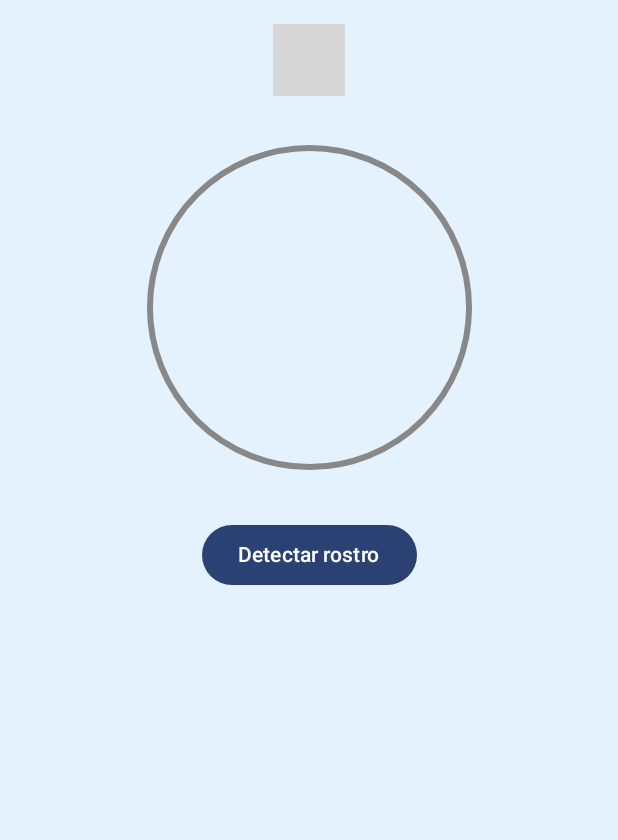
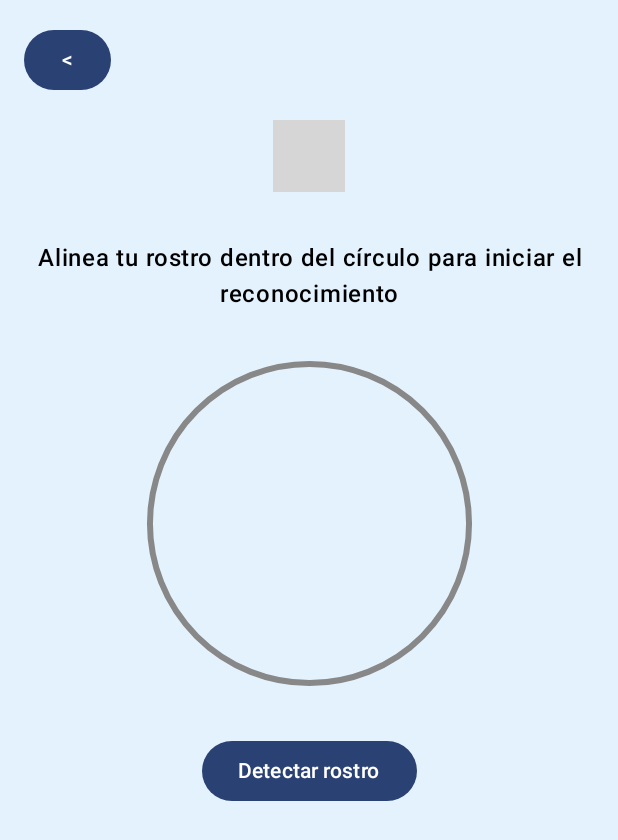
Before and after one commit to pametoro/apoyoEmocional, an Android app built with Jetpack Compose: the RecFacialScreen screen opened through its navigation route, on a phone screen of 412 x 824 dp. Shown: the top 840 px of the screen. Run offline under Robolectric (Android 15) with nearby library versions, the phone set to English and light mode, and no system bars; libraries missing offline, so code that uses them is left out: com.google.mlkit.vision; 2 statements that could not run were skipped; grey boxes are pictures that could not be loaded.

Commit message:
se crea reconocimiento facial

```diff
--- a/app/src/main/java/com/example/apoyoemocional/MainActivity.kt
+++ b/app/src/main/java/com/example/apoyoemocional/MainActivity.kt
@@ -60,8 +60,9 @@ class MainActivity : ComponentActivity() {
                         ResumenScreen(navController, usuarioViewModel)
                     }
                     composable("reconocimiento") {
-                        RecFacialScreen(viewModel = recFacialViewModel)
+                        RecFacialScreen(navController = navController, viewModel = recFacialViewModel)
                     }
+
                     composable("perfil") {
                         PerfilScreen(navController, perfilViewModel)
                     }
--- a/app/src/main/java/com/example/apoyoemocional/view/EmocionScreen.kt
+++ b/app/src/main/java/com/example/apoyoemocional/view/EmocionScreen.kt
@@ -18,7 +18,8 @@ import java.nio.charset.StandardCharsets
 
 @OptIn(ExperimentalMaterial3Api::class)
 @Composable
-fun EmocionScreen(navController: NavController, viewModel: EmocionViewModel, nombreRegistro: String) {
+fun EmocionScreen(navController: NavController, viewModel: EmocionViewModel) {
+    val nombreRegistro = null
     LaunchedEffect(nombreRegistro) {
         viewModel.actualizarNombre(nombreRegistro)
     }
--- a/app/src/main/java/com/example/apoyoemocional/view/RecFacialScreen.kt
+++ b/app/src/main/java/com/example/apoyoemocional/view/RecFacialScreen.kt
@@ -1,5 +1,6 @@
 package com.example.apoyoemocional.view
 
+import android.R.attr.navigationIcon
 import android.graphics.BitmapFactory
 import androidx.compose.foundation.Canvas
 import androidx.compose.foundation.background
@@ -12,13 +13,16 @@ import androidx.compose.ui.Modifier
 import androidx.compose.ui.graphics.Color
 import androidx.compose.ui.graphics.drawscope.Stroke
 import androidx.compose.ui.platform.LocalContext
+import androidx.compose.ui.text.font.FontWeight
+import androidx.compose.ui.text.style.TextAlign
 import androidx.compose.ui.unit.dp
+import androidx.compose.ui.unit.sp
+import androidx.navigation.NavController
 import com.example.apoyoemocional.viewModel.RecFacialViewModel
 import com.google.mlkit.vision.common.InputImage
 import com.example.apoyoemocional.R
-
 @Composable
-fun RecFacialScreen(viewModel: RecFacialViewModel) {
+fun RecFacialScreen(navController: NavController, viewModel: RecFacialViewModel) {
     val faces by viewModel.faces.collectAsState()
     val error by viewModel.error.collectAsState()
     val context = LocalContext.current
@@ -30,10 +34,30 @@ fun RecFacialScreen(viewModel: RecFacialViewModel) {
             .padding(16.dp),
         horizontalAlignment = Alignment.CenterHorizontally
     ) {
+        // 🔙 Botón de retroceso
+        Button(
+            onClick = { navController.popBackStack() },
+            modifier = Modifier.align(Alignment.Start)
+        ) {
+            Text("<")
+        }
+
+        Spacer(modifier = Modifier.height(16.dp))
+
         Text("Rostros detectados: ${faces.size}")
         error?.let {
             Text("Error: $it", color = Color.Red)
         }
+
+        Spacer(modifier = Modifier.height(32.dp))
+
+        Text(
+            text = "Alinea tu rostro dentro del círculo para iniciar el reconocimiento",
+            fontSize = 16.sp,
+            fontWeight = FontWeight.Medium,
+            textAlign = TextAlign.Center,
+            modifier = Modifier.fillMaxWidth()
+        )
 
         Spacer(modifier = Modifier.height(16.dp))
 
@@ -59,7 +83,7 @@ fun RecFacialScreen(viewModel: RecFacialViewModel) {
                 val image = InputImage.fromBitmap(bitmap, 0)
                 viewModel.processImage(image)
             },
-            modifier = Modifier.align(Alignment.CenterHorizontally) // Centra el botón dentro del Column
+            modifier = Modifier.align(Alignment.CenterHorizontally)
         ) {
             Text("Detectar rostro")
         }
--- a/app/src/main/java/com/example/apoyoemocional/viewModel/EmocionViewModel.kt
+++ b/app/src/main/java/com/example/apoyoemocional/viewModel/EmocionViewModel.kt
@@ -6,12 +6,12 @@ import kotlinx.coroutines.flow.StateFlow
 import com.example.apoyoemocional.model.EmocionUIState
 
 
-class EmocionViewModel : ViewModel() {
+class EmocionViewModel  : ViewModel() {
     private val _estado = MutableStateFlow(EmocionUIState())
     val estado: StateFlow<EmocionUIState> = _estado
 
-    fun actualizarNombre(nombre: String) {
-        _estado.value = _estado.value.copy(nombreUsuario = nombre)
+    fun actualizarNombre(nombre: Nothing?) {
+        _estado.value = _estado.value.copy(nombreUsuario = nombre.toString())
     }
 
     fun actualizarEmocion(texto: String) {
```
